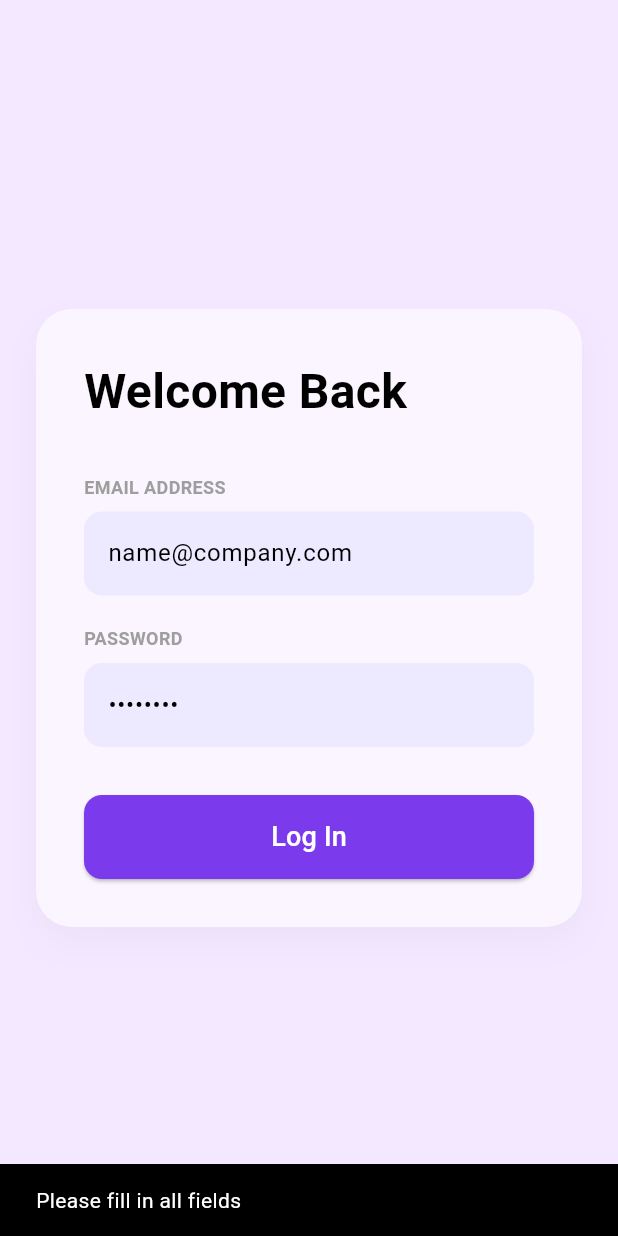
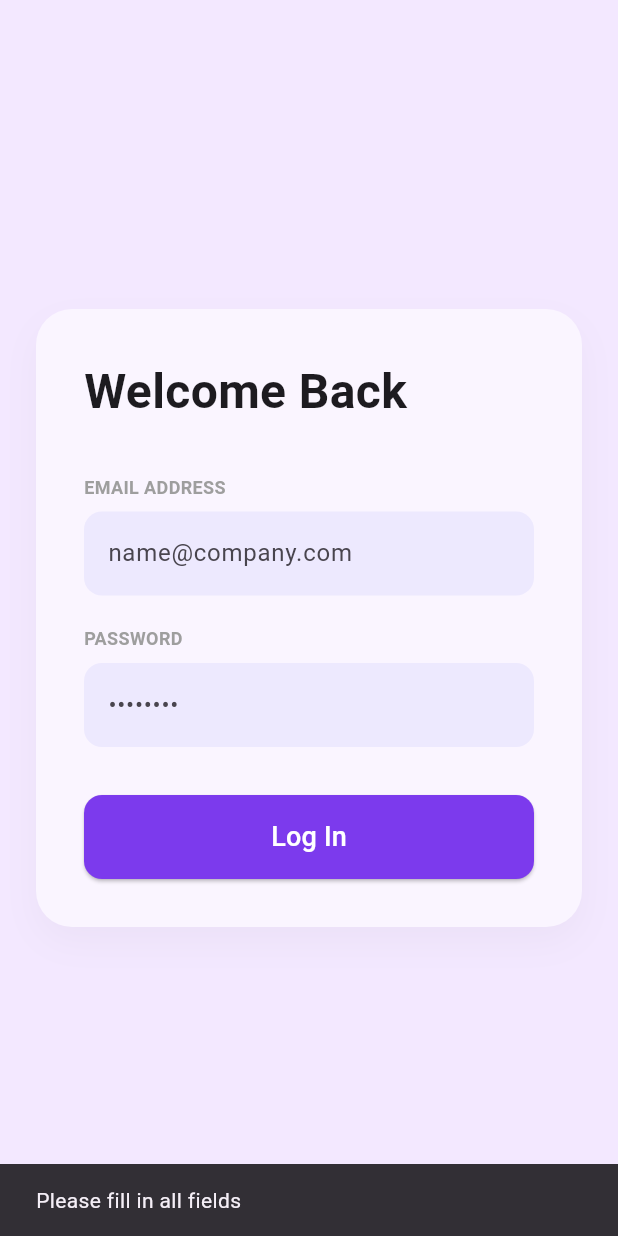
Before and after one commit to piyajodhani94-spec/library-management1-, a Flutter app: the screen it shows after launch, after a tap on "Log In", on a phone screen of 412 x 824 dp. Run offline on Flutter 3.47's test engine with Material 3 defaults, Android fonts, the phone set to English and light mode, and no system bars; our stand-ins replace cloud_firestore, firebase_auth, firebase_core, google_sign_in; accounts and stored records are empty.

Commit message:
Updated UI and fixed LoginPage error

```diff
--- a/lib/main.dart
+++ b/lib/main.dart
@@ -3,22 +3,19 @@ import 'package:firebase_core/firebase_core.dart';
 import 'package:firebase_auth/firebase_auth.dart';
 import 'firebase_options.dart';
 
-// Import path check karjo, jo tamara folder nu naam alag hoy to badaljo
+// ✅ Relative path નો ઉપયોગ કર્યો છે જેથી પેકેજ નામની એરર ન આવે
 import 'screen/auth/login.dart';
 import 'screen/home/home_screen.dart';
 
 void main() async {
   WidgetsFlutterBinding.ensureInitialized();
-
   try {
     await Firebase.initializeApp(
       options: DefaultFirebaseOptions.currentPlatform,
     );
-    print('Firebase Success');
   } catch (e) {
-    print('Firebase Error: $e');
+    debugPrint('Firebase Error: $e');
   }
-
   runApp(const MyApp());
 }
 
@@ -32,26 +29,22 @@ class MyApp extends StatelessWidget {
       theme: ThemeData(
         scaffoldBackgroundColor: const Color(0xFFF3E8FF),
         primaryColor: const Color(0xFF7C3AED),
-        colorScheme: const ColorScheme.light(primary: Color(0xFF7C3AED)),
+        colorScheme: ColorScheme.fromSeed(seedColor: const Color(0xFF7C3AED)),
+        useMaterial3: true,
       ),
-
+      // Auth State મુજબ પેજ બદલાશે
       home: StreamBuilder<User?>(
         stream: FirebaseAuth.instance.authStateChanges(),
         builder: (context, snapshot) {
-          // 1. Loading
           if (snapshot.connectionState == ConnectionState.waiting) {
             return const Scaffold(
               body: Center(child: CircularProgressIndicator()),
             );
           }
-
-          // 2. User Logged In
           if (snapshot.hasData && snapshot.data != null) {
-            return const HomeScreen();
+            return const HomeScreen(); // જો લોગિન હોય તો
           }
-
-          // 3. Not Logged In (Corrected)
-          return LoginPage(); // REMOVED 'const' TO FIX ERROR
+          return const LoginPage(); // જો લોગિન ન હોય તો
         },
       ),
     );
--- a/lib/screen/auth/login.dart
+++ b/lib/screen/auth/login.dart
@@ -1,11 +1,8 @@
 import 'package:flutter/material.dart';
 import 'package:firebase_auth/firebase_auth.dart';
-import 'package:google_sign_in/google_sign_in.dart';
 
-// ✅ ક્લાસનું નામ 'LoginPage' રાખ્યું છે જેથી main.dart માં એરર ન આવે
 class LoginPage extends StatefulWidget {
-  final VoidCallback? onSwitchToSignup; // નામ બદલ્યું (Optional)
-  const LoginPage({this.onSwitchToSignup, super.key});
+  const LoginPage({super.key});
 
   @override
   State<LoginPage> createState() => _LoginPageState();
@@ -14,12 +11,10 @@ class LoginPage extends StatefulWidget {
 class _LoginPageState extends State<LoginPage> {
   final emailController = TextEditingController();
   final passwordController = TextEditingController();
-
   bool _isLoading = false;
 
-  final Color brandBlue = const Color(0xFF7C3AED);
+  final Color brandPurple = const Color(0xFF7C3AED);
 
-  // લોગિન માટેનું ફંક્શન
   Future<void> login() async {
     if (emailController.text.trim().isEmpty || passwordController.text.isEmpty) {
       _showMessage("Please fill in all fields");
@@ -32,7 +27,6 @@ class _LoginPageState extends State<LoginPage> {
         email: emailController.text.trim(),
         password: passwordController.text.trim(),
       );
-      // સફળ થાય તો હોમ પેજ પર આપોઆપ જશે (StreamBuilder દ્વારા)
     } catch (e) {
       _showMessage("Login Failed: ${e.toString()}");
     } finally {
@@ -41,7 +35,9 @@ class _LoginPageState extends State<LoginPage> {
   }
 
   void _showMessage(String msg) {
-    ScaffoldMessenger.of(context).showSnackBar(SnackBar(content: Text(msg)));
+    if (mounted) {
+      ScaffoldMessenger.of(context).showSnackBar(SnackBar(content: Text(msg)));
+    }
   }
 
   @override
@@ -86,7 +82,7 @@ class _LoginPageState extends State<LoginPage> {
                     child: ElevatedButton(
                       onPressed: _isLoading ? null : login,
                       style: ElevatedButton.styleFrom(
-                        backgroundColor: brandBlue,
+                        backgroundColor: brandPurple,
                         shape: RoundedRectangleBorder(borderRadius: BorderRadius.circular(12)),
                       ),
                       child: _isLoading
```
